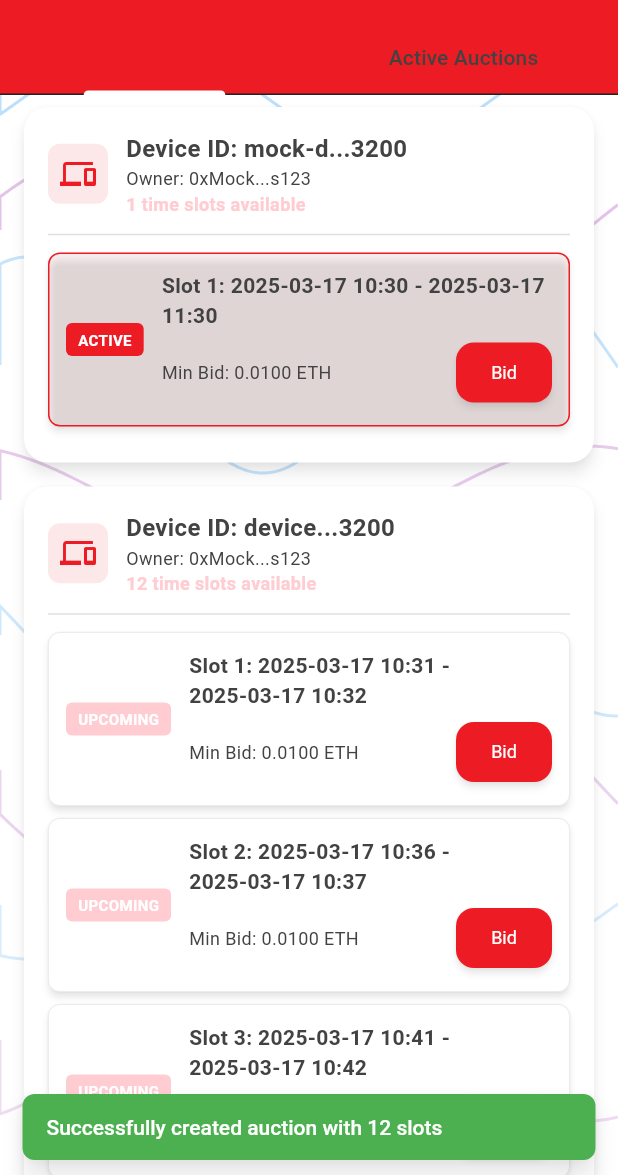
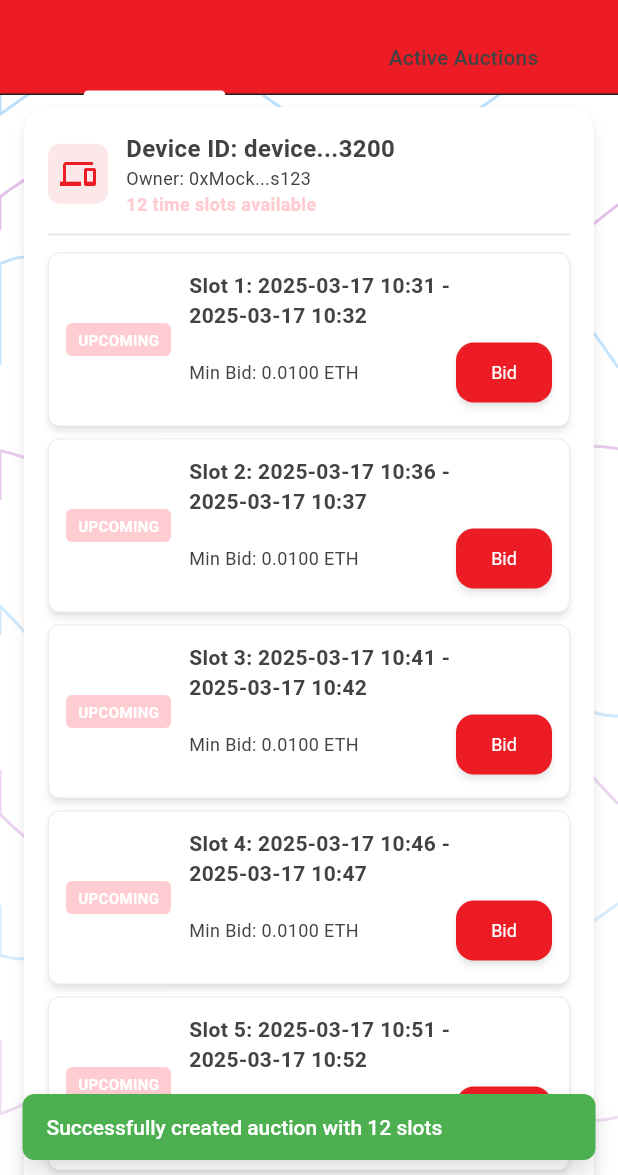
Before and after one commit to MuffinsThaCat/DADI, a Flutter app: the AuctionScreen screen opened directly, after a tap on "Create Auction", on a phone screen of 412 x 824 dp, the part 61-1236 px from its top. Run offline on Flutter 3.47's test engine with Material 3 defaults, Android fonts, the phone set to English and light mode, and no system bars; our stand-ins replace flutter_secure_storage, hex, shared_preferences; missing offline and left inert: bip32, bip39, dart:html, encrypt, flutter_web3, pointycastle and 1 more; accounts and stored records are empty; network calls fail.

Commit message:
Fix auction display logic to show only user-created auctions in mock mode

```diff
--- a/lib/screens/auction_screen.dart
+++ b/lib/screens/auction_screen.dart
@@ -625,13 +625,58 @@ class _AuctionScreenState extends State<AuctionScreen> with SingleTickerProvider
       }
 
       // Process auction entries
-      final auctions = web3Service.activeAuctions;
+      final allAuctions = web3Service.activeAuctions;
+      final userAddress = web3Service.currentAddress?.toLowerCase() ?? '';
+
+      // Filter auctions to remove mock auctions that weren't created by this user
+      final filteredAuctions = Map.fromEntries(
+        allAuctions.entries.where((entry) {
+          final key = entry.key;
+
+          // Check if it's a mock device that wasn't created by this user
+          final isMockDevice = key.toString().startsWith('mock-device-');
+
+          // Get the owner address and check if it matches the current user
+          String ownerAddress = '';
+          bool isUserCreated = false;
+
+          // Use a completely different approach to avoid type issues
+          try {
+            final dynamic auction = entry.value;
+
+            // Handle both Auction objects and Map data structures
+            if (auction is Auction) {
+              ownerAddress = auction.owner.toLowerCase();
+              isUserCreated = auction.isUserCreated;
+            } else if (auction is Map) {
+              // Access as Map entries
+              auction.forEach((k, v) {
+                if (k.toString() == 'owner' && v != null) {
+                  ownerAddress = v.toString().toLowerCase();
+                }
+                if (k.toString() == 'isUserCreated' && v == true) {
+                  isUserCreated = true;
+                }
+              });
+            }
+          } catch (e) {
+            _log('Error extracting auction data: $e');
+          }
+
+          // Include the auction if:
+          // 1. It's explicitly marked as user-created, OR
+          // 2. The user owns it AND it's not a mock device
+          return isUserCreated || (userAddress.isNotEmpty && ownerAddress == userAddress && !isMockDevice);
+        })
+      );
+
+      _log('Filtered to ${filteredAuctions.length} auctions after removing unwanted mock auctions');
 
       // Convert the Map to a List for processing
       final List<dynamic> auctionsList = [];
 
       // Using a for loop instead of forEach for better control flow
-      for (final entry in auctions.entries) {
+      for (final entry in filteredAuctions.entries) {
         final key = entry.key;
         final value = entry.value;
 
@@ -1163,7 +1208,7 @@ class _AuctionScreenState extends State<AuctionScreen> with SingleTickerProvider
     }
   }
 
-  /// Method to check if we're in mock mode and create mock auctions if needed
+  /// Method to check if we're in mock mode and ensure it's properly setup
   void _checkAndCreateMockAuctions() {
     // Use Future.microtask to avoid calling setState during build
     Future.microtask(() async {
@@ -1171,33 +1216,17 @@ class _AuctionScreenState extends State<AuctionScreen> with SingleTickerProvider
 
       _log('Checking for mock mode: ${web3Service.isMockMode}');
       if (web3Service.isMockMode) {
-        _log('Mock mode detected, ensuring mock auctions exist');
-
-        // Get current auctions
+        _log('Mock mode detected, ensuring it is properly setup');
+
+        // Force enable mock mode (this no longer creates auctions by default)
+        await web3Service.forceEnableMockMode();
+
+        // Get current auctions (just for logging purposes)
         final result = await web3Service.getActiveAuctions();
         _log('Active auctions result: success=${result.success}, count=${result.data?.length ?? 0}');
 
-        if (!result.success || (result.data?.isEmpty ?? true)) {
-          _log('No active auctions found in mock mode, forcing mock auctions creation');
-          await web3Service.forceEnableMockMode();
-
-          // Try creating a mock auction explicitly
-          final auctionResult = await web3Service.createMockAuction();
-          _log('Mock auction creation result: ${auctionResult.success}');
-
-          // Refresh the UI
-          if (mounted) {
-            _log('Refreshing UI after creating mock auctions');
-            _refreshData();
-          }
-        } else {
-          _log('Mock auctions already exist: ${result.data?.length ?? 0}');
-          if (result.data != null) {
-            for (var i = 0; i <result.data!.length; i++) {
-              _log('Auction $i: ${result.data![i]}');
-            }
-          }
-        }
+        // Note: We no longer automatically create mock auctions
+        // This ensures only user-created auctions appear in the UI
       }
     });
   }
@@ -1481,12 +1510,12 @@ class _AuctionScreenState extends State<AuctionScreen> with SingleTickerProvider
             ),
             actions: [
               TextButton(
-                onPressed: () => Navigator.pop(context),
+                onPressed: () => Navigator.of(context).pop(),
                 child: const Text('Close'),
               ),
               TextButton(
                 onPressed: () {
-                  Navigator.pop(context);
+                  Navigator.of(context).pop();
                   web3Service.toggleMockMode();
                   if (mounted) {
                     ScaffoldMessenger.of(currentContext).showSnackBar(
@@ -1510,7 +1539,7 @@ class _AuctionScreenState extends State<AuctionScreen> with SingleTickerProvider
               ),
               TextButton(
                 onPressed: () async {
-                  Navigator.pop(context);
+                  Navigator.of(context).pop();
                   await web3Service.forceEnableMockMode();
 
                   // Refresh the UI
@@ -1540,7 +1569,7 @@ class _AuctionScreenState extends State<AuctionScreen> with SingleTickerProvider
             content: Text('Failed to check network status: $e'),
             actions: [
               TextButton(
-                onPressed: () => Navigator.pop(context),
+                onPressed: () => Navigator.of(context).pop(),
                 child: const Text('Close'),
               ),
             ],
--- a/lib/services/multi_slot_auction_service.dart
+++ b/lib/services/multi_slot_auction_service.dart
@@ -64,6 +64,14 @@ class MultiSlotAuctionService {
           duration: adjustedSlotDurationHours,
           minimumBid: minimumBid,
           isUserCreated: true,
+          // Add session metadata for proper grouping in the creator dashboard
+          additionalData: {
+            'sessionId': sessionId,
+            'sessionName': sessionName,
+            'slotNumber': i,
+            'slotCount': slotCount,
+            'isSession': false,
+          },
         );
 
         if (!result.success) {
--- a/lib/services/web3_service.dart
+++ b/lib/services/web3_service.dart
@@ -65,53 +65,52 @@ class Web3Service extends ChangeNotifier {
 
   // Initialize mock data when in mock mode
   void _initializeMockData() {
-    if (isMockMode) {
-      _log('Initializing mock auction data - PRESERVING ONLY USER AUCTIONS');
-
-      // Ensure we have a current address for mock mode
-      if (_currentAddress == null || _currentAddress!.isEmpty) {
-        _currentAddress = '0xMockUserAddress123'; // Use a consistent address for the mock user
-        _log('Set consistent mock address: $_currentAddress');
-      }
-
-      _log('Current active auctions count: ${_activeAuctions.length}');
-
-      // Save any user-created auctions before initializing
-      Map<String, Map<String, dynamic>> userAuctions = {};
-      _activeAuctions.forEach((deviceId, auctionData) {
-        // Keep auctions that were created by users
-        if (auctionData['isUserCreated'] == true) {
-          _log('Preserving user-created auction: $deviceId, owner: ${auctionData['owner']}');
-          userAuctions[deviceId] = Map.from(auctionData);
-        }
+    _log('Initializing mock data, current active auctions: ${_activeAuctions.length}');
+    _log('Analyzing existing auctions to identify unwanted entries:');
+
+    // Log details about existing auctions for debugging
+    if (_activeAuctions.isNotEmpty) {
+      _activeAuctions.forEach((key, value) {
+        final isMockDevice = key.toString().startsWith('mock-device-');
+        final isMarketDevice = key.toString().startsWith('market-device-');
+
+        bool isUserCreated = value['isUserCreated'];
+
+        final owner = value['owner'];
+
+        _log('  Auction: $key');
+        _log('    isMockDevice: $isMockDevice');
+        _log('    isMarketDevice: $isMarketDevice');
+        _log('    isUserCreated: $isUserCreated');
+        _log('    owner: $owner');
       });
-
-      // Clear existing auctions including any mock ones
-      _log('Clearing all auctions except user-created ones');
-      _activeAuctions.clear();
-
-      // Restore only user-created auctions
-      userAuctions.forEach((deviceId, auctionData) {
-        _log('Restoring user-created auction: $deviceId, owner: ${auctionData['owner']}');
-        _activeAuctions[deviceId] = auctionData;
-      });
-
-      // Always update auction statuses
-      _updateAuctionStatus();
-      _log('Mock data initialization complete, ${_activeAuctions.length} user auctions preserved');
-      notifyListeners();
-    }
-  }
-
-  // Create initial test auctions for mock mode
-  void _createInitialTestAuctions() {
-    _log('Creating initial test auctions has been DISABLED');
-
-    // Not creating any mock auctions, so users will only see the auctions they create themselves
-    _log('Mock auction creation is completely disabled - you will only see auctions you create yourself');
-
-    // This method intentionally does nothing to ensure no mock auctions are created
-    return;
+    }
+
+    // Clean up any unwanted mock auctions from previous sessions
+    final keysToRemove = _activeAuctions.keys.where((key) {
+      final value = _activeAuctions[key];
+      if (value == null) return false;
+
+      final isMockDevice = key.toString().startsWith('mock-device-');
+      final isMarketDevice = key.toString().startsWith('market-device-');
+
+      bool isUserCreated = value['isUserCreated'] == true;
+
+      // Remove any mock or market devices that aren't user-created
+      return (isMockDevice || isMarketDevice) && !isUserCreated;
+    }).toList();
+
+    // Remove the unwanted auctions
+    if (keysToRemove.isNotEmpty) {
+      _log('Removing ${keysToRemove.length} unwanted mock auctions:');
+      for (final key in keysToRemove) {
+        _log('  Removing: $key');
+        _activeAuctions.remove(key);
+      }
+    }
+
+    _log('Mock data initialization complete, ${_activeAuctions.length} auctions retained');
+    notifyListeners();
   }
 
   void _log(String message, {Object? error}) {
@@ -336,16 +335,10 @@ class Web3Service extends ChangeNotifier {
     // Initialize mock data
     _initializeMockData();
 
-    // Create a mock auction if there are none
-    if (_activeAuctions.isEmpty) {
-      _log('No active auctions found, creating a mock auction');
-      final result = await createMockAuction();
-      if (result.success) {
-        _log('Successfully created mock auction: ${result.data}');
-      } else {
-        _log('Failed to create mock auction: ${result.message}');
-      }
-    } else {
+    // Don't automatically create mock auctions
+    _log('Not creating any automatic mock auctions on startup');
+
+    if (_activeAuctions.isNotEmpty) {
       _log('Active auctions already exist, count: ${_activeAuctions.length}');
       _log('Active auction keys: ${_activeAuctions.keys.join(', ')}');
     }
@@ -542,7 +535,7 @@ class Web3Service extends ChangeNotifier {
               final minBid = auctionData[3] as BigInt;
               final highestBidder = auctionData[4];
               final highestBid = auctionData[5] as BigInt;
-              final isActive = auctionData[6] as bool? ?? false;
+              final isActive = auctionData[6] as bool;
 
               // Convert bytes32 to string for device ID
               final String deviceIdStr = _bytesToString(deviceId);
@@ -566,8 +559,6 @@ class Web3Service extends ChangeNotifier {
                 'minimumBid': minBid.toDouble() / 1e18, // Convert to double
                 'highestBid': highestBid.toDouble() / 1e18, // Convert to double
                 'highestBidder': highestBidder,
-                'isActive': isActive,
-                'isFinalized': isFinalized,
                 'active': isActive,
                 'finalized': isFinalized,
                 'isUserCreated': false,
@@ -1019,6 +1010,7 @@ class Web3Service extends ChangeNotifier {
     required int duration,
     required double minimumBid,
     bool isUserCreated = false,
+    Map<String, dynamic>? additionalData,
   }) async {
     _log('Creating auction for device: $deviceId');
     _log('Auction details: startTime=$startTime, duration=$duration, minimumBid=$minimumBid, isUserCreated=$isUserCreated');
@@ -1066,8 +1058,8 @@ class Web3Service extends ChangeNotifier {
 
       _log('Using mock mode for auction creation');
 
-      // Add the auction to our active auctions map
-      _activeAuctions[auctionId] = {
+      // Prepare the auction data
+      Map<String, dynamic> auctionData = {
         'deviceId': auctionId,
         'owner': _currentAddress ?? '0xMockUserAddress123',
         'startTime': startTime.toIso8601String(),
@@ -1079,6 +1071,15 @@ class Web3Service extends ChangeNotifier {
         'finalized': false,
         'isUserCreated': isUserCreated,
       };
+
+      // Add any additional data if provided
+      if (additionalData != null) {
+        _log('Adding additional data to auction: ${additionalData.keys.join(', ')}');
+        auctionData.addAll(additionalData);
+      }
+
+      // Add the auction to our active auctions map
+      _activeAuctions[auctionId] = auctionData;
 
       _log('Auction added to _activeAuctions map');
       _log('Current active auctions: ${_activeAuctions.length}');
@@ -1172,10 +1173,10 @@ class Web3Service extends ChangeNotifier {
         'minimumBid': (result[3] as BigInt).toDouble() / 1e18,
         'highestBid': (result[4] as BigInt).toDouble() / 1e18,
         'highestBidder': result[5],
-        'active': result[6] as bool? ?? false,
-        'isActive': result[6] as bool? ?? false,
-        'isFinalized': result[7] as bool? ?? false,
-        'finalized': result[7] as bool? ?? false,
+        'active': result[6] as bool,
+        'isActive': result[6] as bool,
+        'isFinalized': result[7] as bool,
+        'finalized': result[7] as bool,
         'isUserCreated': false,
       };
 
@@ -1249,7 +1250,7 @@ class Web3Service extends ChangeNotifier {
         if (amount <= currentBidDouble) {
           return OperationResult(
             success: false,
-            message: 'Bid must be higher than current highest bid of $currentBidDouble ETH',
+            message: 'Bid must be higher than current highest bid',
           );
         }
 
@@ -1817,8 +1818,8 @@ class Web3Service extends ChangeNotifier {
       final String testDeviceId = 'test-device-${DateTime.now().millisecondsSinceEpoch}';
 
       // Create 6 sequential 5-minute sessions
-      final int sessionCount = 6;
-      final int sessionDurationMinutes = 5;
+      const int sessionCount = 6;
+      const int sessionDurationMinutes = 5;
 
       for (int i = 0; i < sessionCount; i++) {
         final sessionStart = testStartTime.add(Duration(minutes: i * sessionDurationMinutes));
@@ -1826,6 +1827,7 @@ class Web3Service extends ChangeNotifier {
         final sessionId = '$testDeviceId-session-$i';
 
         _activeAuctions[sessionId] = {
+          'deviceId': sessionId,
           'owner': _currentAddress ?? '0xTestOwner123456789',
           'startTime': sessionStart.toIso8601String(),
           'endTime': sessionEnd.toIso8601String(),
@@ -1834,7 +1836,7 @@ class Web3Service extends ChangeNotifier {
           'highestBidder': '0x0000000000000000000000000000000000000000',
           'active': true,
           'finalized': false,
-          'isUserCreated': false,
+          'isUserCreated': true,
         };
 
         _log('Created test auction session: $sessionId from ${sessionStart.toString()} to ${sessionEnd.toString()}');
@@ -1934,7 +1936,7 @@ class Web3Service extends ChangeNotifier {
       }
 
       // Update active status based on current time
-      final bool wasActive = auctionData['active'] as bool? ?? true;
+      final bool wasActive = auctionData['active'] as bool;
       auctionData['active'] = endTime.isAfter(now);
       auctionData['isActive'] = endTime.isAfter(now);
 
@@ -2069,9 +2071,10 @@ class Web3Service extends ChangeNotifier {
             .entries
             .where((entry) {
               final data = entry.value;
+
               // Include if active OR if user created (regardless of active status)
-              final isActive = data['active'] ?? data['isActive'] ?? false;
-              final isUserCreated = data['isUserCreated'] ?? false;
+              final isActive = data['active'] as bool;
+              final isUserCreated = data['isUserCreated'] as bool;
               final include = isActive || isUserCreated;
 
               _log('Auction ${entry.key}: isActive=$isActive, isUserCreated=$isUserCreated, include=$include');
@@ -2106,12 +2109,11 @@ class Web3Service extends ChangeNotifier {
                   ? data['minimumBid'] as double
                   : (data['minBid'] is double ? data['minBid'] as double : 0.0);
 
-              final highestBid = data['highestBid'] as double? ?? 0.0;
-
-              final highestBidder = data['highestBidder'] as String? ?? '0x0000000000000000000000000000000000000000';
-              final isActive = data['active'] ?? data['isActive'] ?? true;
-              final isFinalized = data['finalized'] ?? data['isFinalized'] ?? false;
-              final isUserCreated = data['isUserCreated'] as bool? ?? false;
+              final highestBid = data['highestBid'] as double;
+              final highestBidder = data['highestBidder'] as String;
+              final isActive = data['active'] as bool;
+              final isFinalized = data['finalized'] as bool;
+              final isUserCreated = data['isUserCreated'] as bool;
 
               return {
                 'deviceId': entry.key,
```
Also changed, not shown: lib/screens/creator_dashboard_screen.dart (+8 -34 lines), 1 other file.
